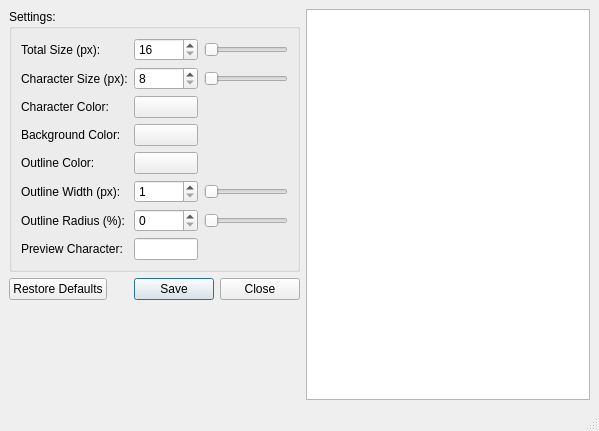
First picture: the form in Qt/18_qpixmap/mainwindow.ui, repository de-souza/embedded-cpp-training, before the edit.
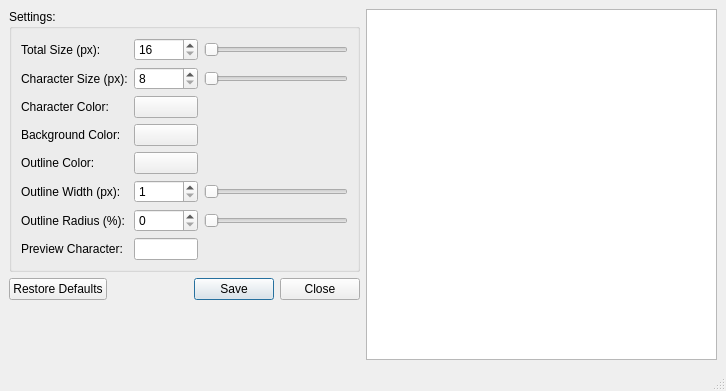
Second picture: the form after the edit.

Diff of the .ui file:
```diff
--- a/Qt/18_qpixmap/mainwindow.ui
+++ b/Qt/18_qpixmap/mainwindow.ui
@@ -6,8 +6,8 @@
    <rect>
     <x>0</x>
     <y>0</y>
-    <width>599</width>
-    <height>431</height>
+    <width>726</width>
+    <height>391</height>
    </rect>
   </property>
   <property name="windowTitle">
@@ -216,11 +216,7 @@
      </layout>
     </item>
     <item>
-     <layout class="QVBoxLayout" name="verticalLayout_2">
-      <item>
-       <widget class="QGraphicsView" name="graphicsView_preview"/>
-      </item>
-     </layout>
+     <widget class="QGraphicsView" name="graphicsView_preview"/>
     </item>
    </layout>
   </widget>
```
Left out of the diff: 2 changed lines with no effect on the pictures.
